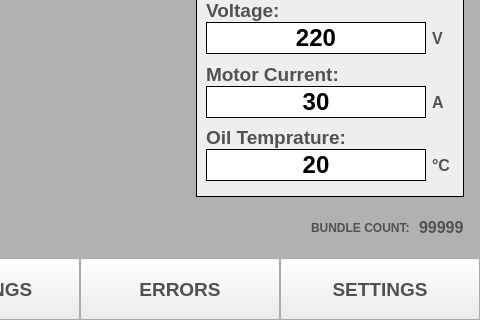
Old version of the form UI/homePage.ui in the repository gursingh1996/PyQt5-HMU-3000; both pictures show x 320 to 800 and y 160 to 480 of the 800 by 480 pixel window.
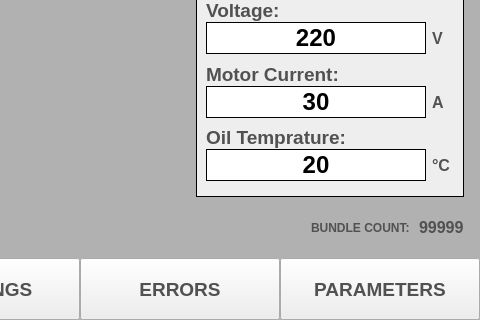
New version of the form. Icons and pictures are not drawn.

Commit message: Parameters page added

The edit to the form file:
```diff
--- a/UI/homePage.ui
+++ b/UI/homePage.ui
@@ -1003,7 +1003,7 @@
 </string>
          </property>
          <property name="text">
-          <string>SETTINGS</string>
+          <string>PARAMETERS</string>
          </property>
         </widget>
        </item>
```
Left out of the diff: 2 changed lines with no effect on the pictures. The commit also changes 2 other files.
